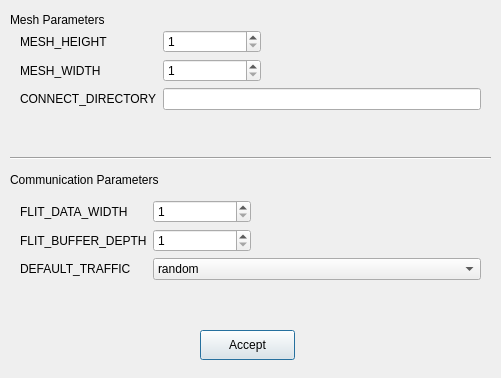
First picture: the form in GUI/ui/configNoC.ui, repository MartinMosbeck/NoCMonitor, before the edit.
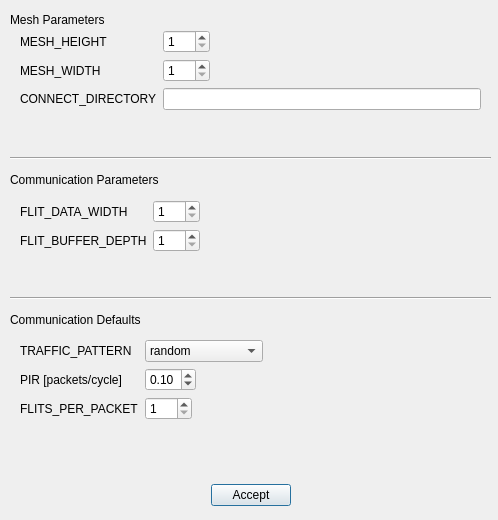
Second picture: the form after the edit.

Commit message: main GUI development - SavePoint 2

```diff
--- a/GUI/ui/configNoC.ui
+++ b/GUI/ui/configNoC.ui
@@ -6,8 +6,8 @@
    <rect>
     <x>0</x>
     <y>0</y>
-    <width>501</width>
-    <height>378</height>
+    <width>498</width>
+    <height>520</height>
    </rect>
   </property>
   <property name="sizePolicy">
@@ -69,12 +69,9 @@
         <property name="orientation">
          <enum>Qt::Horizontal</enum>
         </property>
-        <property name="sizeType">
-         <enum>QSizePolicy::Fixed</enum>
-        </property>
         <property name="sizeHint" stdset="0">
          <size>
-          <width>220</width>
+          <width>40</width>
           <height>20</height>
          </size>
         </property>
@@ -106,12 +103,9 @@
         <property name="orientation">
          <enum>Qt::Horizontal</enum>
         </property>
-        <property name="sizeType">
-         <enum>QSizePolicy::Fixed</enum>
-        </property>
         <property name="sizeHint" stdset="0">
          <size>
-          <width>220</width>
+          <width>40</width>
           <height>20</height>
          </size>
         </property>
@@ -167,7 +161,7 @@
      <x>20</x>
      <y>200</y>
      <width>461</width>
-     <height>111</height>
+     <height>81</height>
     </rect>
    </property>
    <layout class="QFormLayout" name="formLayout_2">
@@ -185,43 +179,6 @@
       </property>
      </widget>
     </item>
-    <item row="2" column="0">
-     <widget class="QLabel" name="label_8">
-      <property name="text">
-       <string>DEFAULT_TRAFFIC</string>
-      </property>
-     </widget>
-    </item>
-    <item row="0" column="1">
-     <layout class="QHBoxLayout" name="horizontalLayout_7">
-      <item>
-       <widget class="QSpinBox" name="flit_data_width">
-        <property name="minimum">
-         <number>1</number>
-        </property>
-        <property name="maximum">
-         <number>100</number>
-        </property>
-       </widget>
-      </item>
-      <item>
-       <spacer name="horizontalSpacer_4">
-        <property name="orientation">
-         <enum>Qt::Horizontal</enum>
-        </property>
-        <property name="sizeType">
-         <enum>QSizePolicy::Fixed</enum>
-        </property>
-        <property name="sizeHint" stdset="0">
-         <size>
-          <width>230</width>
-          <height>20</height>
-         </size>
-        </property>
-       </spacer>
-      </item>
-     </layout>
-    </item>
     <item row="1" column="1">
      <layout class="QHBoxLayout" name="horizontalLayout_6">
       <item>
@@ -229,6 +186,36 @@
         <property name="minimum">
          <number>1</number>
         </property>
+        <property name="maximum">
+         <number>100</number>
+        </property>
+       </widget>
+      </item>
+      <item>
+       <spacer name="horizontalSpacer_4">
+        <property name="orientation">
+         <enum>Qt::Horizontal</enum>
+        </property>
+        <property name="sizeHint" stdset="0">
+         <size>
+          <width>40</width>
+          <height>20</height>
+         </size>
+        </property>
+       </spacer>
+      </item>
+     </layout>
+    </item>
+    <item row="0" column="1">
+     <layout class="QHBoxLayout" name="horizontalLayout_7">
+      <item>
+       <widget class="QSpinBox" name="flit_data_width">
+        <property name="minimum">
+         <number>1</number>
+        </property>
+        <property name="maximum">
+         <number>100</number>
+        </property>
        </widget>
       </item>
       <item>
@@ -236,12 +223,79 @@
         <property name="orientation">
          <enum>Qt::Horizontal</enum>
         </property>
-        <property name="sizeType">
-         <enum>QSizePolicy::Fixed</enum>
+        <property name="sizeHint" stdset="0">
+         <size>
+          <width>40</width>
+          <height>20</height>
+         </size>
         </property>
+       </spacer>
+      </item>
+     </layout>
+    </item>
+   </layout>
+  </widget>
+  <widget class="QWidget" name="formLayoutWidget_3">
+   <property name="geometry">
+    <rect>
+     <x>20</x>
+     <y>340</y>
+     <width>461</width>
+     <height>122</height>
+    </rect>
+   </property>
+   <layout class="QFormLayout" name="formLayout_3">
+    <item row="1" column="0">
+     <widget class="QLabel" name="label_8">
+      <property name="text">
+       <string>TRAFFIC_PATTERN</string>
+      </property>
+     </widget>
+    </item>
+    <item row="1" column="1">
+     <layout class="QHBoxLayout" name="horizontalLayout_5">
+      <item>
+       <widget class="QComboBox" name="default_traffic_pattern">
+        <item>
+         <property name="text">
+          <string>random</string>
+         </property>
+        </item>
+        <item>
+         <property name="text">
+          <string>bit_complement</string>
+         </property>
+        </item>
+        <item>
+         <property name="text">
+          <string>bit_reverse</string>
+         </property>
+        </item>
+        <item>
+         <property name="text">
+          <string>bit_rotation</string>
+         </property>
+        </item>
+        <item>
+         <property name="text">
+          <string>transpose</string>
+         </property>
+        </item>
+        <item>
+         <property name="text">
+          <string>shuffle</string>
+         </property>
+        </item>
+       </widget>
+      </item>
+      <item>
+       <spacer name="horizontalSpacer_5">
+        <property name="orientation">
+         <enum>Qt::Horizontal</enum>
+        </property>
         <property name="sizeHint" stdset="0">
          <size>
-          <width>230</width>
+          <width>40</width>
           <height>20</height>
          </size>
         </property>
@@ -249,55 +303,159 @@
       </item>
      </layout>
     </item>
+    <item row="2" column="0">
+     <widget class="QLabel" name="label_9">
+      <property name="toolTip">
+       <string>Packet Injection Rate</string>
+      </property>
+      <property name="toolTipDuration">
+       <number>-1</number>
+      </property>
+      <property name="text">
+       <string>PIR [packets/cycle]</string>
+      </property>
+     </widget>
+    </item>
     <item row="2" column="1">
-     <widget class="QComboBox" name="default_traffic">
+     <layout class="QHBoxLayout" name="horizontalLayout_2">
       <item>
-       <property name="text">
-        <string>random</string>
-       </property>
+       <widget class="QDoubleSpinBox" name="default_packet_injection_rate">
+        <property name="minimum">
+         <double>0.010000000000000</double>
+        </property>
+        <property name="maximum">
+         <double>1.000000000000000</double>
+        </property>
+        <property name="singleStep">
+         <double>0.010000000000000</double>
+        </property>
+        <property name="value">
+         <double>0.100000000000000</double>
+        </property>
+       </widget>
       </item>
       <item>
-       <property name="text">
-        <string>bit_complement</string>
-       </property>
+       <spacer name="horizontalSpacer_6">
+        <property name="orientation">
+         <enum>Qt::Horizontal</enum>
+        </property>
+        <property name="sizeHint" stdset="0">
+         <size>
+          <width>40</width>
+          <height>20</height>
+         </size>
+        </property>
+       </spacer>
       </item>
-      <item>
-       <property name="text">
-        <string>bit_reverse</string>
-       </property>
-      </item>
-      <item>
-       <property name="text">
-        <string>bit_rotation</string>
-       </property>
-      </item>
-      <item>
-       <property name="text">
-        <string>transpose</string>
-       </property>
-      </item>
-      <item>
-       <property name="text">
-        <string>shuffle</string>
-       </property>
-      </item>
+     </layout>
+    </item>
+    <item row="3" column="0">
+     <widget class="QLabel" name="label_11">
+      <property name="text">
+       <string>FLITS_PER_PACKET</string>
+      </property>
      </widget>
     </item>
+    <item row="3" column="1">
+     <layout class="QHBoxLayout" name="horizontalLayout_8">
+      <item>
+       <widget class="QSpinBox" name="default_flits_per_packet">
+        <property name="minimum">
+         <number>1</number>
+        </property>
+        <property name="maximum">
+         <number>100</number>
+        </property>
+       </widget>
+      </item>
+      <item>
+       <spacer name="horizontalSpacer_7">
+        <property name="orientation">
+         <enum>Qt::Horizontal</enum>
+        </property>
+        <property name="sizeHint" stdset="0">
+         <size>
+          <width>40</width>
+          <height>20</height>
+         </size>
+        </property>
+       </spacer>
+      </item>
+     </layout>
+    </item>
    </layout>
   </widget>
-  <widget class="QPushButton" name="button_accept">
+  <widget class="QLabel" name="label_10">
    <property name="geometry">
     <rect>
-     <x>200</x>
-     <y>330</y>
-     <width>95</width>
-     <height>30</height>
+     <x>10</x>
+     <y>310</y>
+     <width>191</width>
+     <height>20</height>
     </rect>
    </property>
    <property name="text">
-    <string>Accept</string>
+    <string>Communication Defaults</string>
    </property>
   </widget>
+  <widget class="Line" name="line_3">
+   <property name="geometry">
+    <rect>
+     <x>10</x>
+     <y>290</y>
+     <width>481</width>
+     <height>16</height>
+    </rect>
+   </property>
+   <property name="orientation">
+    <enum>Qt::Horizontal</enum>
+   </property>
+  </widget>
+  <widget class="QWidget" name="horizontalLayoutWidget">
+   <property name="geometry">
+    <rect>
+     <x>20</x>
+     <y>470</y>
+     <width>461</width>
+     <height>51</height>
+    </rect>
+   </property>
+   <layout class="QHBoxLayout" name="horizontalLayout_9">
+    <item>
+     <spacer name="horizontalSpacer_8">
+      <property name="orientation">
+       <enum>Qt::Horizontal</enum>
+      </property>
+      <property name="sizeHint" stdset="0">
+       <size>
+        <width>40</width>
+        <height>20</height>
+       </size>
+      </property>
+     </spacer>
+    </item>
+    <item>
+     <widget class="QPushButton" name="button_accept">
+      <property name="text">
+       <string>Accept</string>
+      </property>
+     </widget>
+    </item>
+    <item>
+     <spacer name="horizontalSpacer_9">
+      <property name="orientation">
+       <enum>Qt::Horizontal</enum>
+      </property>
+      <property name="sizeHint" stdset="0">
+       <size>
+        <width>40</width>
+        <height>20</height>
+       </size>
+      </property>
+     </spacer>
+    </item>
+   </layout>
+  </widget>
  </widget>
  <resources/>
  <connections>
```
The commit also changes 3 other files.
